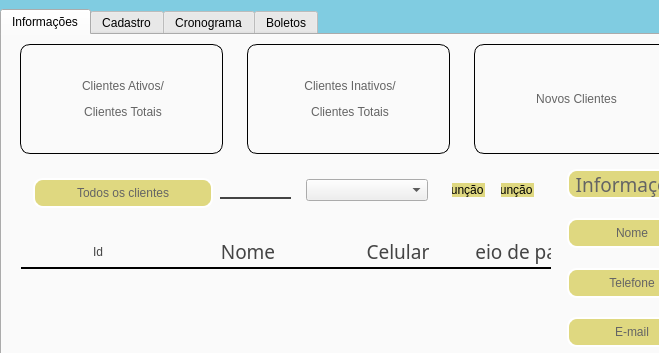
The window that Telas/UI/dashCliente.ui (Nautilidae-project/Nautilus) describes before a commit, drawn with Qt 5; both pictures show x 0 to 659 and y 0 to 353 of the 923 by 752 pixel window.
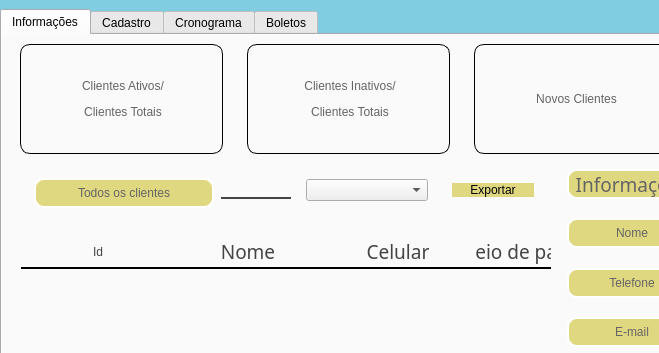
The same window after the commit.

```diff
--- a/Telas/UI/dashCliente.ui
+++ b/Telas/UI/dashCliente.ui
@@ -597,14 +597,7 @@
                 <item>
                  <widget class="QPushButton" name="pbFuncionalidade1">
                   <property name="text">
-                   <string>Função 1</string>
-                  </property>
-                 </widget>
-                </item>
-                <item>
-                 <widget class="QPushButton" name="pbFuncionalidade2">
-                  <property name="text">
-                   <string>Função 2</string>
+                   <string>Exportar</string>
                   </property>
                  </widget>
                 </item>
```
Left out of the diff: 2 changed lines with no effect on the pictures.
